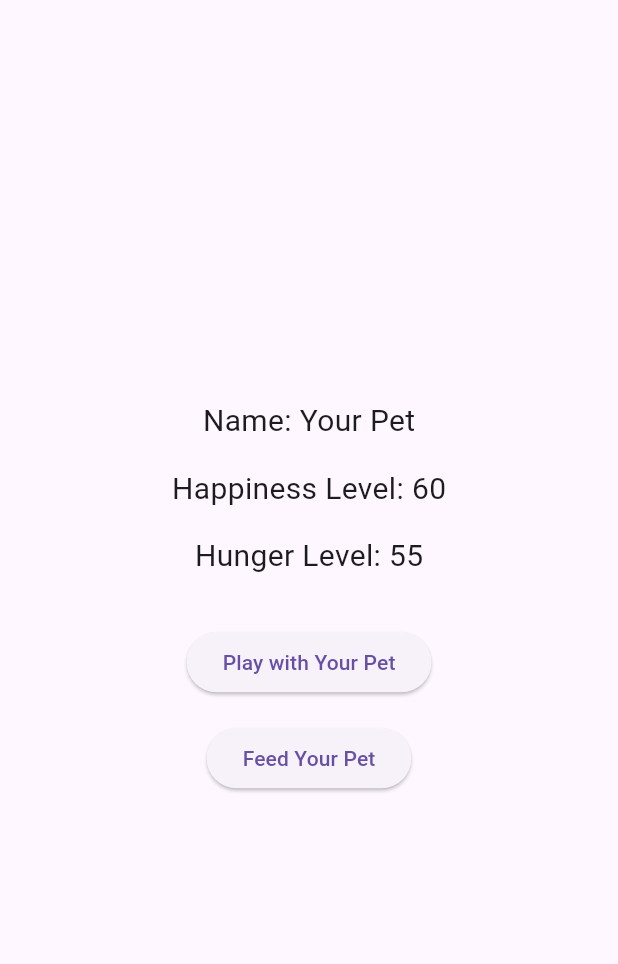
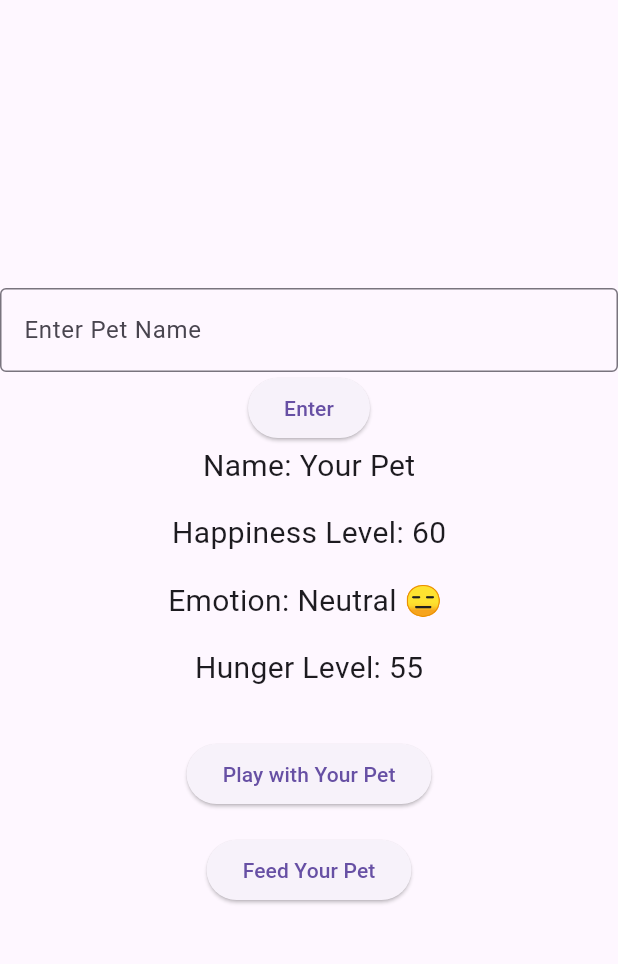
Before and after one commit to frastydragon/petapp, a Flutter app: the screen it shows after launch, after a tap on "Play with Your Pet", on a phone screen of 412 x 824 dp, the part 63-1027 px from its top. Run offline on Flutter 3.47's test engine with Material 3 defaults, Android fonts, the phone set to English and light mode, and no system bars.

Commit message:
update main file

```diff
--- a/digital_pet_app/lib/main.dart
+++ b/digital_pet_app/lib/main.dart
@@ -1,5 +1,7 @@
 import 'package:flutter/material.dart';
+import 'dart:async';
 void main() {
+
   runApp(MaterialApp(
     home: DigitalPetApp(),
     )
@@ -14,11 +16,37 @@ class _DigitalPetAppState extends State<DigitalPetApp> {
   String petName = "Your Pet";
   int happinessLevel = 50;
   int hungerLevel = 50;
+  String emotion = '';
+  bool enable = true;
+
+  Timer? timer;
+  int seconds=10;
+
+  void startCount(){
+    const timeDecay = Duration(seconds: 1);
+    timer = Timer.periodic(timeDecay, (Timer timer){
+      if (seconds <=0){
+        setState(() {
+          seconds=10;
+          hungerLevel++;
+
+        });
+      }
+      else {
+        setState(() {
+          seconds--;
+        });
+      }
+    });
+  }
+
 // Function to increase happiness and update hunger when playing with the pet
   void _playWithPet() {
     setState(() {
       happinessLevel = (happinessLevel + 10).clamp(0, 100);
       _updateHunger();
+      _updateEmotion();
+
     }
     );
   }
@@ -27,7 +55,20 @@ class _DigitalPetAppState extends State<DigitalPetApp> {
     setState(() {
     hungerLevel = (hungerLevel - 10).clamp(0, 100);
     _updateHappiness();
+    _updateEmotion();
     });
+  }
+  void _updateEmotion(){
+    if (happinessLevel > 70) {
+      emotion = "Happy 😊😊";
+    }
+      else if (happinessLevel < 30) {
+      emotion = "Sad 😢" ;
+    }
+    else if (happinessLevel > 30 || happinessLevel < 70 ) {
+      emotion = "Neutral 😑";
+    }
+
   }
 // Update happiness based on hunger level
   void _updateHappiness() {
@@ -46,40 +87,78 @@ class _DigitalPetAppState extends State<DigitalPetApp> {
       happinessLevel = (happinessLevel - 20).clamp(0, 100);
     }
   }
+
   @override
   Widget build(BuildContext context) {
     return Scaffold(
       appBar: AppBar(
         title: Text('Digital Pet'),
       ),
+
     body: Center(
+
       child: Column(
         mainAxisAlignment: MainAxisAlignment.center,
         children: <Widget>[
+
+
+            TextField(
+              onChanged: (value){
+              petName=value;
+              },
+              decoration: const InputDecoration(
+                border: OutlineInputBorder(),
+                hintText: "Enter Pet Name",
+              ),
+              enabled: enable,
+            ),
+            ElevatedButton(
+	          onPressed: (){
+              setState(() {
+                enable = false;
+                startCount();
+
+              });
+            },
+	          child: const Text('Enter'),
+	          ),
+
+
         Text(
           'Name: $petName',
           style: TextStyle(fontSize: 20.0),
         ),
         SizedBox(height: 16.0),
+
         Text(
           'Happiness Level: $happinessLevel',
           style: TextStyle(fontSize: 20.0),
         ),
         SizedBox(height: 16.0),
+
+        Text(
+          'Emotion: $emotion ',
+          style: TextStyle(fontSize: 20.0),
+        ),
+        SizedBox(height: 16.0),
+
         Text(
           'Hunger Level: $hungerLevel',
           style: TextStyle(fontSize: 20.0),
         ),
         SizedBox(height: 32.0),
+
         ElevatedButton(
           onPressed: _playWithPet,
           child: Text('Play with Your Pet'),
         ),
         SizedBox(height: 16.0),
+
         ElevatedButton(
           onPressed: _feedPet,
           child: Text('Feed Your Pet'),
         ),
+
       ],
     ),
     ),
```
